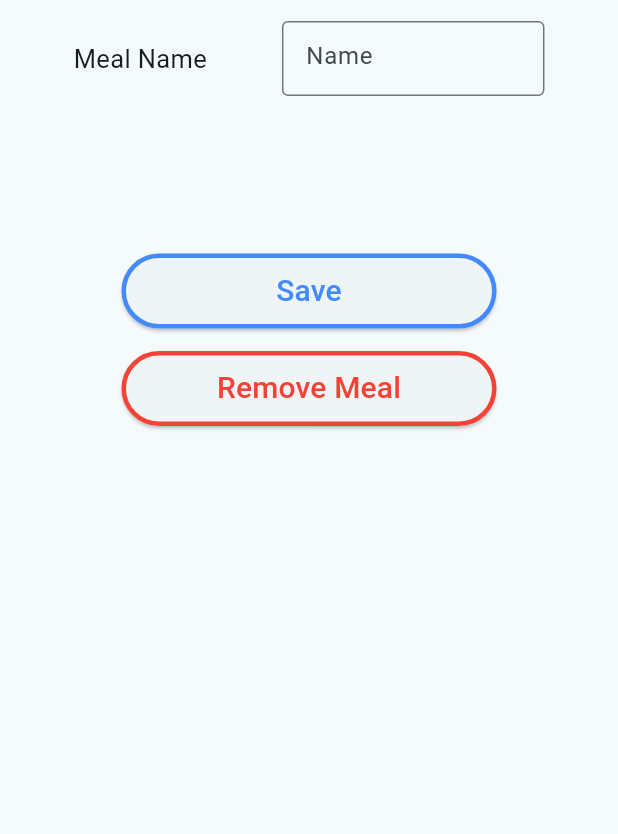
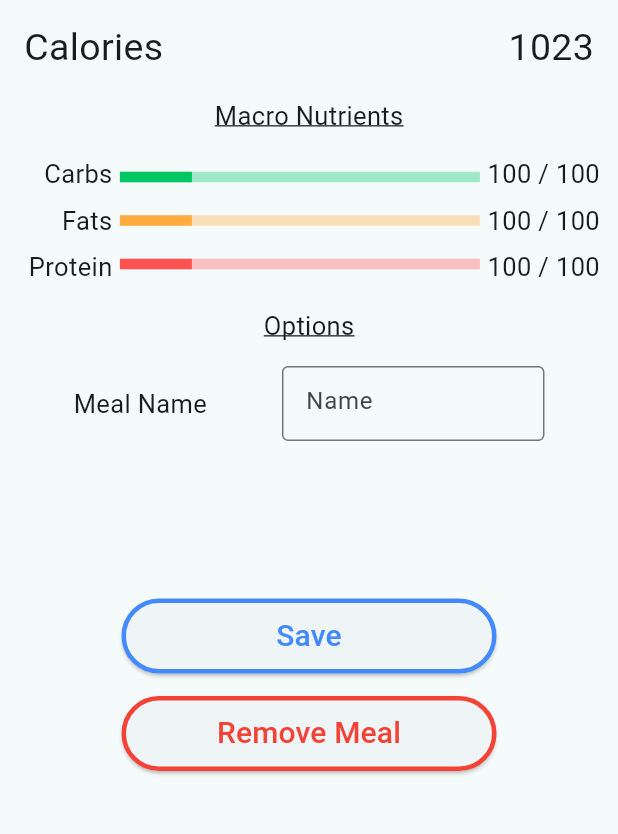
Before and after one commit to SpyCooper/CalorieTracker, a Flutter app: the EditMealMenu screen opened directly, on a phone screen of 412 x 824 dp, the part 63-897 px from its top. Run offline on Flutter 3.47's test engine with Material 3 defaults, Android fonts, the phone set to English and light mode, and no system bars.

Commit message:
updated the edit meal menu to show the nutrition facts for that meal

```diff
--- a/lib/main.dart
+++ b/lib/main.dart
@@ -232,32 +232,27 @@ class MealBox extends StatelessWidget {
               decoration: BoxDecoration(
                 color: Colors.blueGrey,
               ),
+              child: InkWell(
                 child: Row(
                   mainAxisAlignment: MainAxisAlignment.spaceBetween,
                   children: [
                     Row(
+                      spacing: 5,
                       children: [
                         Text('Meal 1', style: TextStyle(fontSize: 30, color: Colors.white), textAlign: TextAlign.left),
-                      IconButton(
-                        icon: Icon(Icons.edit),
-                        // TODO - edit meal
-                        onPressed: () {
-                          Navigator.of(context).push(MaterialPageRoute(builder: (context) => EditMealMenu()));
-                        }
-                      )
+                        Icon(Icons.edit, color: const Color.fromARGB(255, 87, 87, 87),),
                       ],
                     ),
                     // TODO - calories needs to calculate this based on the food in the meal
-                  InkWell(
-                    child: Text(
+                    Text(
                       '400',
                       style: TextStyle(fontSize: 30, color: Colors.white), textAlign: TextAlign.right
                     ),
+                  ],
+                ),
                 onTap: () {
-                      Navigator.of(context).push(MaterialPageRoute(builder: (context) => NutritionFacts()));
+                  Navigator.of(context).push(MaterialPageRoute(builder: (context) => EditMealMenu()));
                 }
-                  ),
-                ],
               )
             ),
             // TODO - every other entry needs to have a grey background
@@ -365,10 +360,25 @@ class EditMealMenu extends StatelessWidget {
     (
       // TODO - change name of the meal bar to be the meal
       appBar: AppBar(title: Text('Edit Meal 1'),),
-      body: Container(
-        child: Column(
+      body: Column(
         spacing: 15,
         children: [
+          // Calories
+          SizedBox(
+            width: 380,
+            child: Row(
+              mainAxisAlignment: MainAxisAlignment.spaceBetween,
+              children: [
+                Text('Calories', style: TextStyle(fontSize: 25),),
+                Text('1023', style: TextStyle(fontSize: 25),),
+              ]
+            ),
+          ),
+          // Macros
+          Text('Macro Nutrients', style: TextStyle(fontSize: 17, decoration: TextDecoration.underline,),),
+          MacroBreakdown(),
+          // Options
+          Text('Options', style: TextStyle(fontSize: 17,decoration: TextDecoration.underline,),),
           Row(
             mainAxisAlignment: MainAxisAlignment.center,
             children: [
@@ -435,7 +445,6 @@ class EditMealMenu extends StatelessWidget {
             },
           )
         ]
-        )
       )
     );
   }
@@ -529,8 +538,7 @@ class AddNewMeal extends StatelessWidget {
     return Scaffold
     (
       appBar: AppBar(title: Text('Add New Meal'),),
-      body: Container(
-        child: Column(
+      body: Column(
         spacing: 15,
         children: [
           Row(
@@ -603,7 +611,7 @@ class AddNewMeal extends StatelessWidget {
             },
           ),
         ]
-        )
+
       )
     );
   }
@@ -621,8 +629,7 @@ class NutritionFacts extends StatelessWidget {
         title: Text('Nutrition Facts'),
         ),
 
-      body: Container(
-        child: Column(
+      body: Column(
         spacing: 15,
         children: [
           Text('Food Name', style: TextStyle(fontSize: 25),),
@@ -726,7 +733,6 @@ class NutritionFacts extends StatelessWidget {
             },
           )
         ],
-        )
       ),
     );
   }
```
Lines whose indentation alone changed are shown as unchanged.
